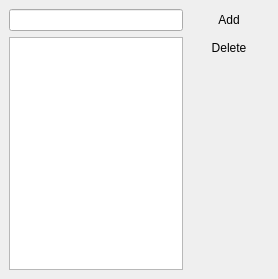
Old version of the form core/rzxlistedit.ui in the repository Fruneau/qRezix.
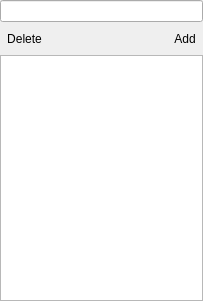
New version of the form.

Commit message: AmÃ©lioration des RzxListEdit pour plus de lisibilitÃ© et surtout pour que Ã§a laisse moins de place vide inutilement

The edit to the form file:
```diff
--- a/core/rzxlistedit.ui
+++ b/core/rzxlistedit.ui
@@ -8,8 +8,8 @@
    <rect>
     <x>0</x>
     <y>0</y>
-    <width>278</width>
-    <height>279</height>
+    <width>203</width>
+    <height>301</height>
    </rect>
   </property>
   <property name="windowTitle" >
@@ -17,49 +17,55 @@
   </property>
   <layout class="QGridLayout" >
    <property name="margin" >
-    <number>9</number>
+    <number>0</number>
    </property>
    <property name="spacing" >
     <number>6</number>
    </property>
-   <item row="2" column="1" >
+   <item row="1" column="1" >
     <spacer>
      <property name="orientation" >
-      <enum>Qt::Vertical</enum>
+      <enum>Qt::Horizontal</enum>
      </property>
      <property name="sizeHint" >
       <size>
-       <width>20</width>
-       <height>191</height>
+       <width>40</width>
+       <height>20</height>
       </size>
      </property>
     </spacer>
    </item>
-   <item rowspan="2" row="1" column="0" >
-    <widget class="QListWidget" name="list" />
+   <item row="1" column="0" >
+    <widget class="QToolButton" name="btnDel" >
+     <property name="text" >
+      <string>Delete</string>
+     </property>
+     <property name="toolButtonStyle" >
+      <enum>Qt::ToolButtonTextBesideIcon</enum>
+     </property>
+     <property name="autoRaise" >
+      <bool>true</bool>
+     </property>
+    </widget>
    </item>
-   <item row="0" column="0" >
+   <item row="0" column="0" colspan="3" >
     <widget class="QLineEdit" name="editNew" />
    </item>
-   <item row="0" column="1" >
-    <widget class="QPushButton" name="btnAdd" >
+   <item row="1" column="2" >
+    <widget class="QToolButton" name="btnAdd" >
      <property name="text" >
       <string>Add</string>
      </property>
-     <property name="flat" >
+     <property name="toolButtonStyle" >
+      <enum>Qt::ToolButtonTextBesideIcon</enum>
+     </property>
+     <property name="autoRaise" >
       <bool>true</bool>
      </property>
     </widget>
    </item>
-   <item row="1" column="1" >
-    <widget class="QPushButton" name="btnDel" >
-     <property name="text" >
-      <string>Delete</string>
-     </property>
-     <property name="flat" >
-      <bool>true</bool>
-     </property>
-    </widget>
+   <item row="2" column="0" colspan="3" >
+    <widget class="QListWidget" name="list" />
    </item>
   </layout>
  </widget>
```
Left out of the diff: 21 changed lines with no effect on the pictures. The commit also changes 4 other files.
